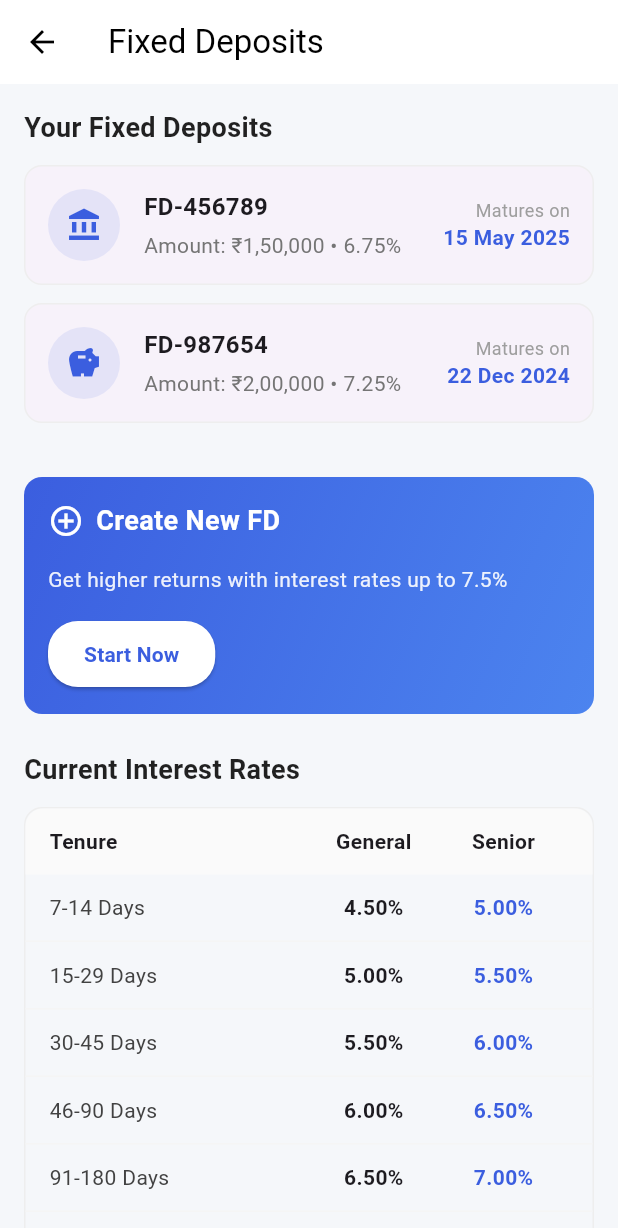
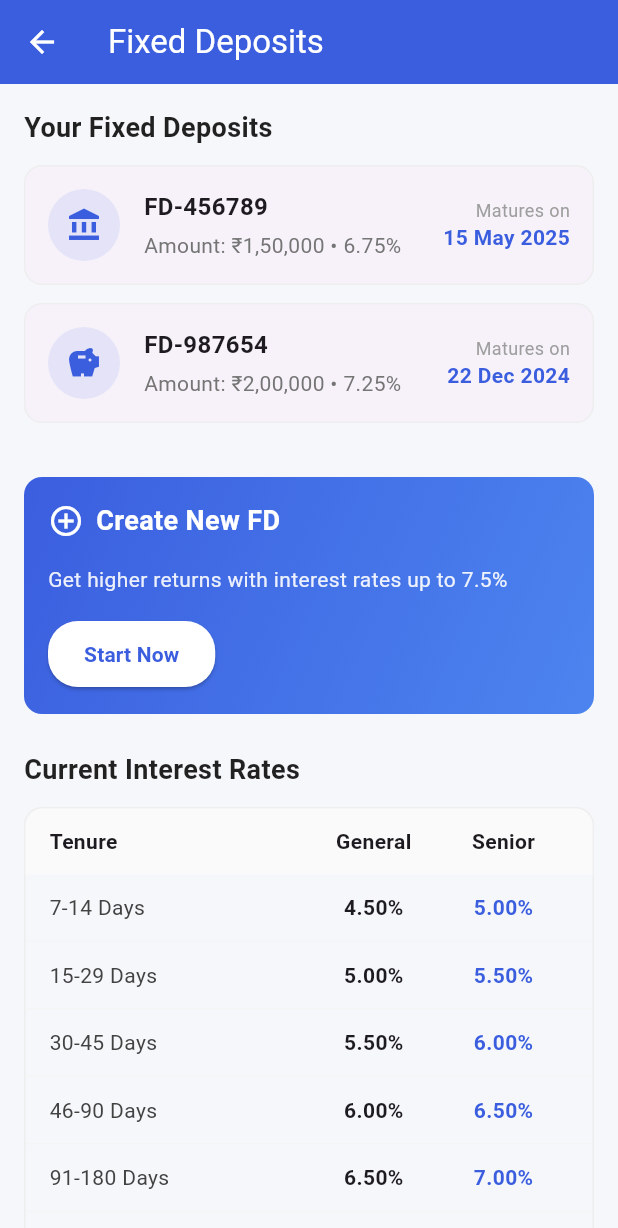
Before and after one commit to manya7s/canbank, a Flutter app: the FixedDepositPage screen opened directly, on a phone screen of 412 x 824 dp. Shown: the top 1228 px of the screen. Run offline on Flutter 3.47's test engine with Material 3 defaults, Android fonts, the phone set to English and light mode, and no system bars.

Commit message:
Update fixed_deposit_page.dart

```diff
--- a/lib/screens/fixed_deposit_page.dart
+++ b/lib/screens/fixed_deposit_page.dart
@@ -7,10 +7,10 @@ class FixedDepositPage extends StatelessWidget {
   Widget build(BuildContext context) {
     return Scaffold(
       appBar: AppBar(
-        title: Text("Fixed Deposits"),
-        backgroundColor: Colors.white,
-        foregroundColor: Colors.black,
-        elevation: 0,
+        title: Text("Fixed Deposits",
+        style: TextStyle(color: Colors.white),),
+        backgroundColor: Color(0xFF3B5EDF),
+        iconTheme: IconThemeData(color: Colors.white),
       ),
       body: SingleChildScrollView(
         padding: EdgeInsets.all(16),
```
